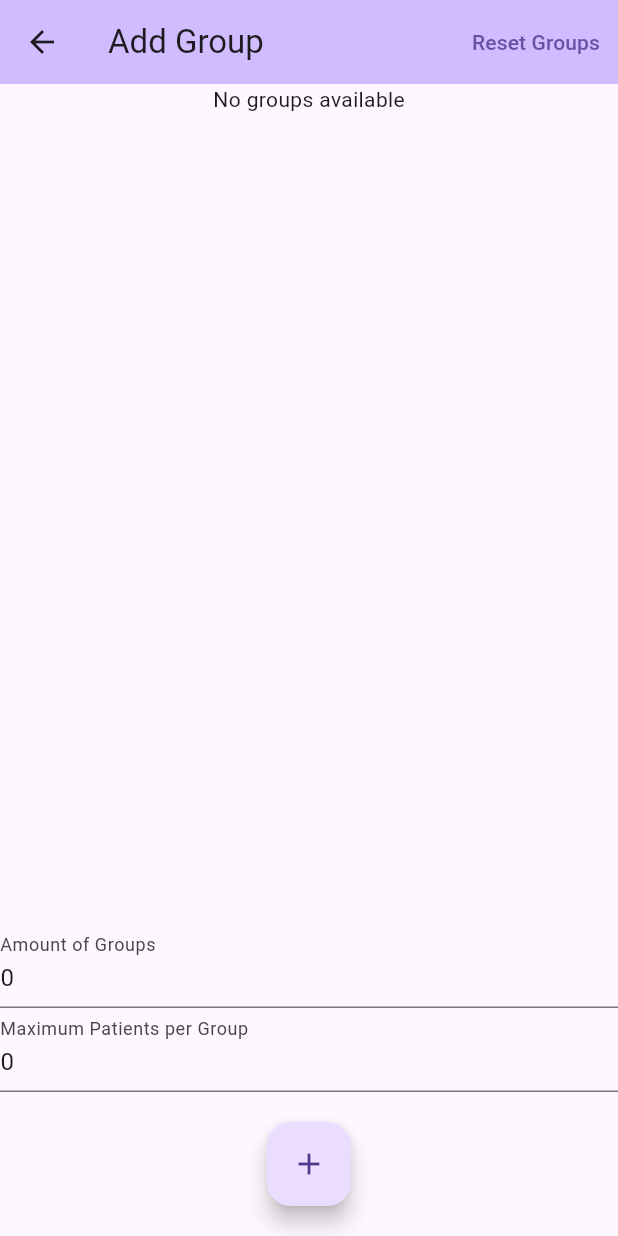
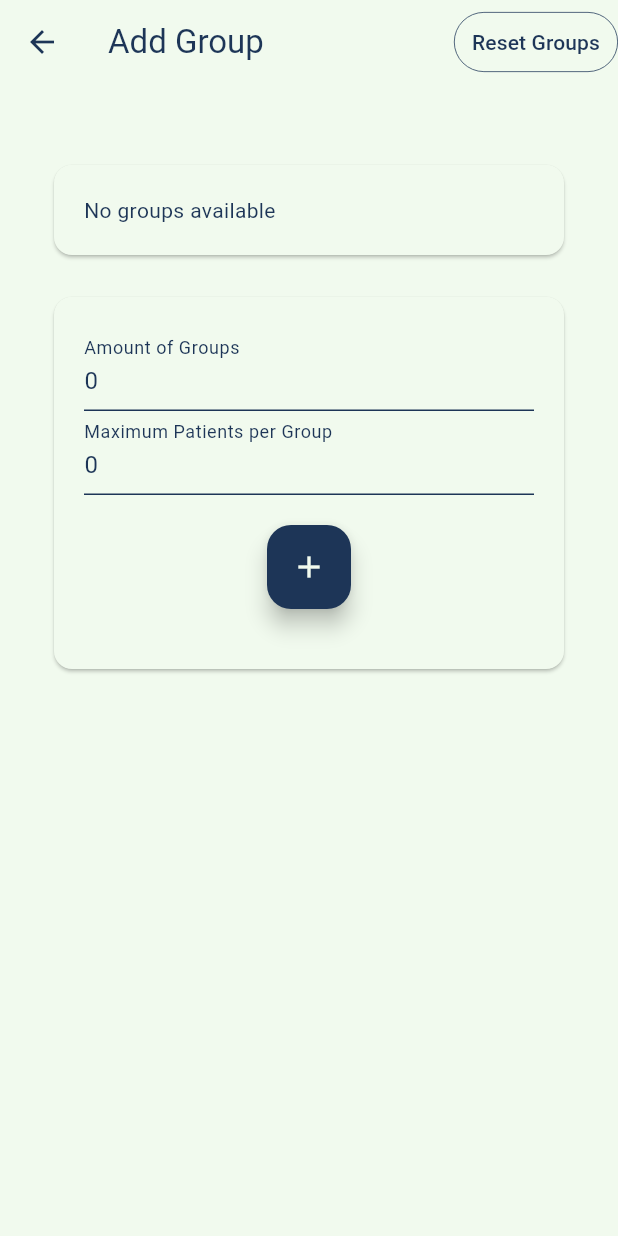
Before and after one commit to crovax124/randomiser_app, a Flutter app: the screen it shows after launch, after a tap on "Groups", on a phone screen of 412 x 824 dp. Run offline on Flutter 3.47's test engine with Material 3 defaults, Android fonts, the light colour scheme and no system bars; drawn by our look-alikes of reactive_forms; our stand-ins replace auto_route, dartx, dartz, equatable, flutter_bloc, freezed_annotation and 3 more.

Commit message:
New Theme

```diff
--- a/lib/main.dart
+++ b/lib/main.dart
@@ -20,8 +20,17 @@ class MyApp extends StatelessWidget {
       ),
       child: MaterialApp.router(
         title: 'Patient Randomiser',
-        theme: ThemeData(
-          primarySwatch: Colors.blue,
+        theme: ThemeData.from(
+          colorScheme: const ColorScheme.light(
+            primary: Color(0xFF1D3557),
+            secondary: Color(0xFF457B9D),
+            background: Color(0xFFF1FAEE),
+            surface: Color(0xFFF1FAEE),
+            onPrimary: Color(0xFFF1FAEE),
+            onSecondary: Color(0xFFF1FAEE),
+            onBackground: Color(0xFF1D3557),
+            onSurface: Color(0xFF1D3557),
+          ),
         ),
         routerConfig: getIt<AppRouter>().config(),
         builder: (context, child) {
--- a/lib/presentation/feature_pages/add_group.dart
+++ b/lib/presentation/feature_pages/add_group.dart
@@ -24,14 +24,25 @@ class AddGroupPage extends StatelessWidget {
             onPressed: () {
               context.read<PatientBloc>().add(PatientEvent.reset(context));
             },
+            style: TextButton.styleFrom(
+              side: BorderSide(
+                  color: Theme.of(context).colorScheme.primary, width: 0.5),
+            ),
             child: "Reset Groups".text.make(),
           ),
         ],
       ),
       body: Column(
-        mainAxisAlignment: MainAxisAlignment.spaceBetween,
         children: [
-          BlocBuilder<PatientBloc, PatientState>(builder: (context, state) {
+          const SizedBox(
+            height: 50,
+          ),
+          Center(
+            child: Card(
+              child: SizedBox(
+                width: 300,
+                child: BlocBuilder<PatientBloc, PatientState>(
+                    builder: (context, state) {
                   if (state.groups.isEmpty) {
                     return const Text("No groups available");
                   }
@@ -61,7 +72,16 @@ class AddGroupPage extends StatelessWidget {
                     ],
                   );
                 }),
-          ReactiveFormBuilder(
+              ).p(20),
+            ),
+          ),
+          const SizedBox(
+            height: 20,
+          ),
+          Card(
+            child: SizedBox(
+              width: 300,
+              child: ReactiveFormBuilder(
                 form: () => form,
                 builder: (context, form, child) {
                   return Column(
@@ -96,7 +116,8 @@ class AddGroupPage extends StatelessWidget {
                                     PatientEvent.defineGroups(
                                         form.control('Amount of Groups').value,
                                         form
-                                        .control('Maximum Patients per Group')
+                                            .control(
+                                                'Maximum Patients per Group')
                                             .value,
                                         context));
                                 context.router.pop(context);
@@ -113,6 +134,8 @@ class AddGroupPage extends StatelessWidget {
                   );
                 },
               ),
+            ).p(20),
+          ),
         ],
       ),
     );
--- a/lib/presentation/feature_pages/add_patient.dart
+++ b/lib/presentation/feature_pages/add_patient.dart
@@ -29,7 +29,7 @@ class _AddPatientPageState extends State<AddPatientPage> {
             builder: (context, form, child) {
               return Card(
                 elevation: 5,
-                child: Container(
+                child: SizedBox(
                   width: 300,
                   child: Column(
                     children: [
--- a/lib/presentation/home_page.dart
+++ b/lib/presentation/home_page.dart
@@ -91,19 +91,16 @@ class HomePage extends StatelessWidget {
                       crossAxisAlignment: CrossAxisAlignment.start,
                       children: [
                         "Group ${i + 1}".text.bold.makeCentered(),
-                          const SizedBox(height: 30),
+                        const SizedBox(height: 15),
                         Column(
                           children: [
                             "Patients in Group:".text.makeCentered(),
-                              state.groups[i].patients.length.text
-                                  .makeCentered(),
+                            state.groups[i].patients.length.text.makeCentered(),
                             const SizedBox(height: 8),
                             if (state.groups[i].patients.isNotEmpty)
                               Column(
                                 children: [
-                                    "Patients in this Group:"
-                                        .text
-                                        .makeCentered(),
+                                  "Patients in this Group:".text.makeCentered(),
                                   state.groups[i].patients
                                       .map((patient) => patient.id)
                                       .join(', ')
@@ -120,8 +117,7 @@ class HomePage extends StatelessWidget {
                   ),
                 );
               },
-              ),
-            );
+            ).px(20));
           })
         ],
       ),
```
Also changed, not shown: pubspec.yaml (+2 -65 lines), 1 other file. Lines whose indentation alone changed are shown as unchanged.
